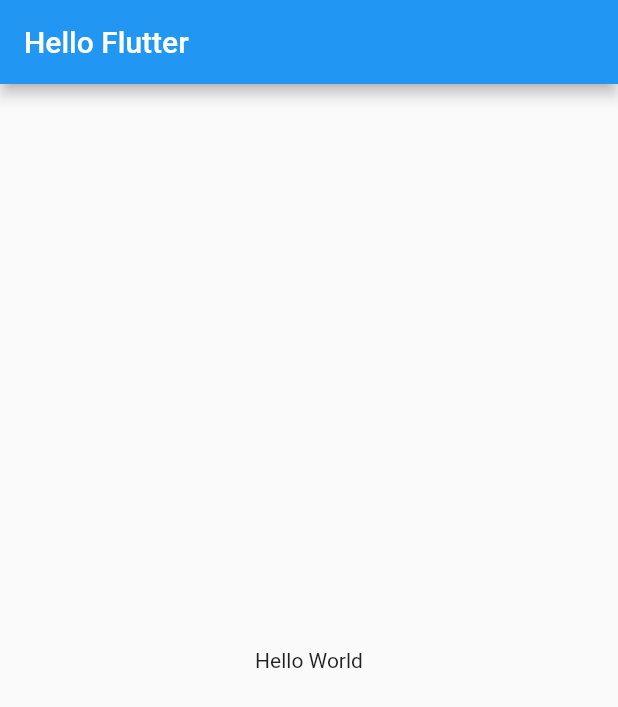
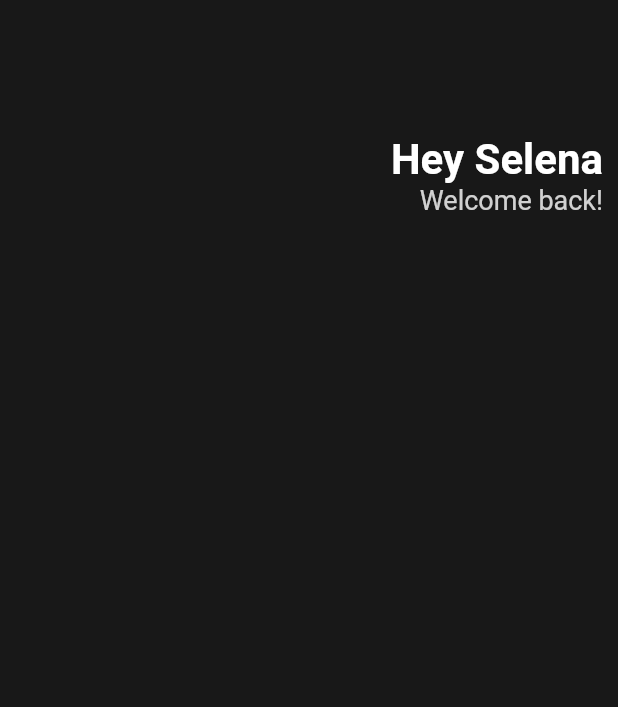
Before and after one commit to profitjean/awesome-flutter, a Flutter app: the screen it shows after launch, on a phone screen of 412 x 824 dp. Shown: the top 707 px of the screen. Run offline on Flutter 3.47's test engine with Material 2 defaults, Android fonts, the phone set to English and light mode, and no system bars.

Commit message:
Update: ui header

```diff
--- a/flutterapps/lib/main.dart
+++ b/flutterapps/lib/main.dart
@@ -9,13 +9,40 @@ class App extends StatelessWidget {
   Widget build(BuildContext context) {
     return MaterialApp(
       home: Scaffold(
-        appBar: AppBar(
-          title: Text('Hello Flutter'),
-        ),
-        body: Center(
-          child: Text('Hello World'),
-        ),
-      ),
+          backgroundColor: Color(0xFF181818),
+          body: Padding(
+              padding: EdgeInsets.all(10),
+              child: Column(
+                children: [
+                  SizedBox(
+                    height: 80,
+                  ),
+                  Row(
+                    mainAxisAlignment: MainAxisAlignment.end,
+                    children: [
+                      Column(
+                        crossAxisAlignment: CrossAxisAlignment.end,
+                        children: [
+                          Text(
+                            'Hey Selena',
+                            style: TextStyle(
+                              color: Colors.white,
+                              fontSize: 28,
+                              fontWeight: FontWeight.w600,
+                            ),
+                          ),
+                          Text(
+                            'Welcome back!',
+                            style: TextStyle(
+                                color: Colors.white.withOpacity(0.8),
+                                fontSize: 18),
+                          ),
+                        ],
+                      )
+                    ],
+                  )
+                ],
+              ))),
     );
   }
 }
```
